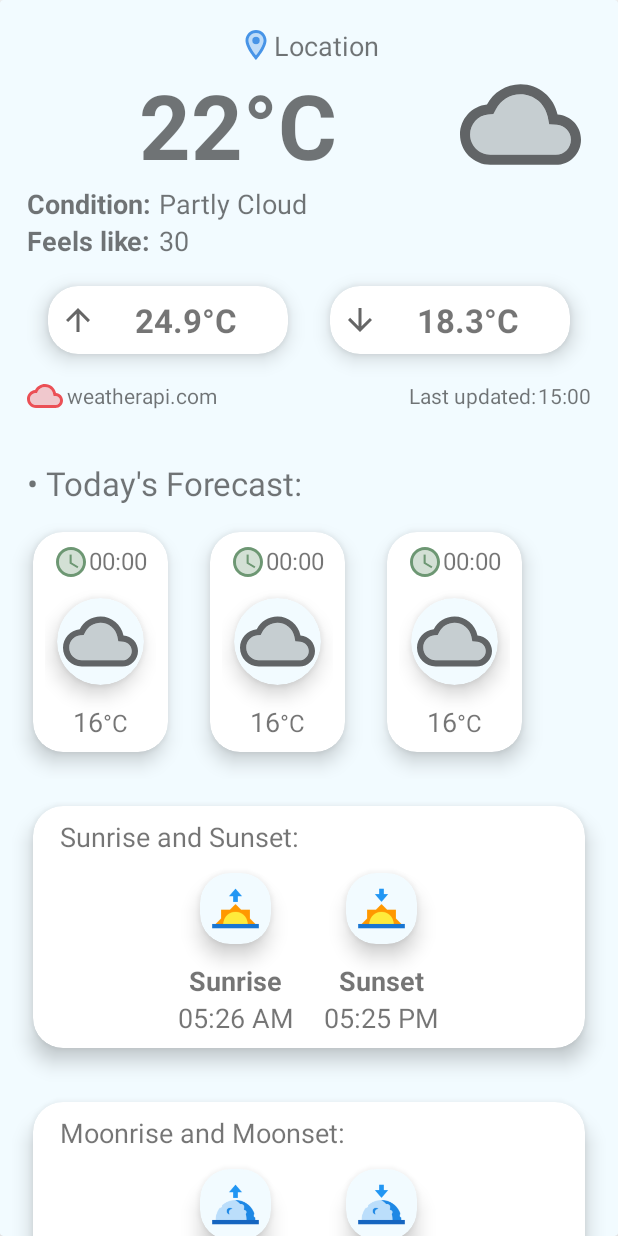
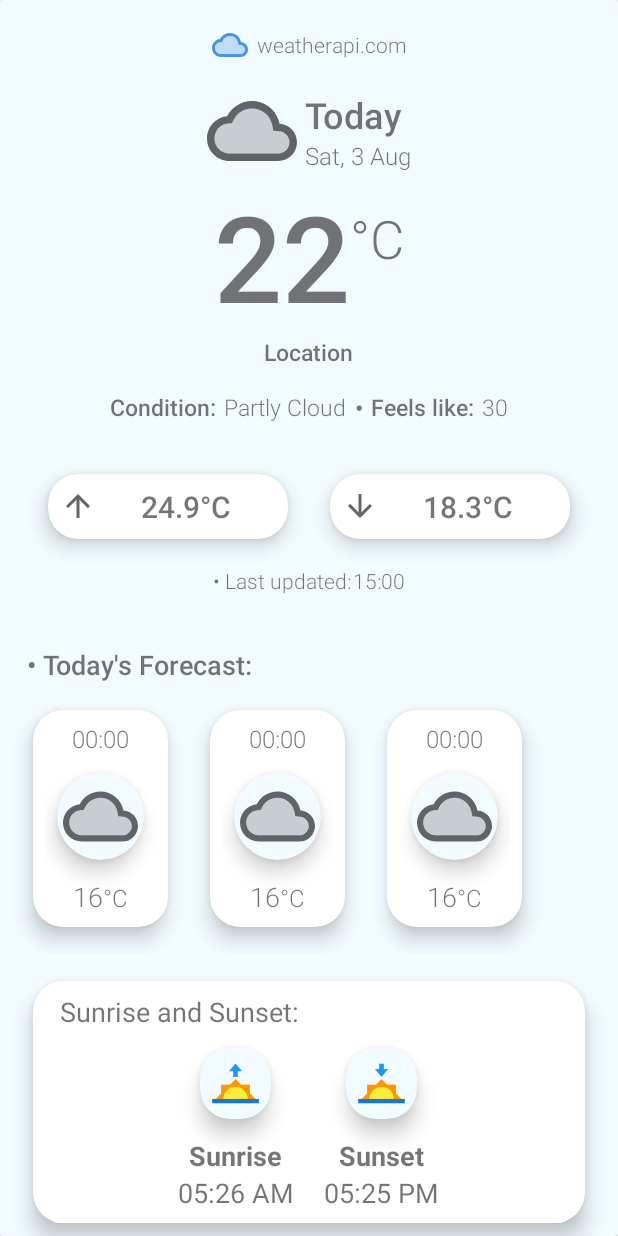
Before and after one commit to yordimontero/FoggyWeather, an Android app: the layout fragment_home.xml on its own in the app's theme, with its tools: preview values and no code run, on a phone screen of 412 x 824 dp. Run offline under Robolectric (Android 15) with nearby library versions, the phone set to English and light mode, and no system bars.

Commit message:
UI redesign.

```diff
--- a/app/src/main/java/com/circleappsstudio/foggyweather/core/uiutils/customdialogs/CustomDialogUtils.kt
+++ b/app/src/main/java/com/circleappsstudio/foggyweather/core/ui/customdialogs/CustomDialogUtils.kt
@@ -1,4 +1,4 @@
-package com.circleappsstudio.foggyweather.core.uiutils.customdialogs
+package com.circleappsstudio.foggyweather.core.ui.customdialogs
 
 import android.app.Activity
 import android.app.AlertDialog
--- a/app/src/main/res/layout/forecast_item_view.xml
+++ b/app/src/main/res/layout/forecast_item_view.xml
@@ -8,6 +8,7 @@
     android:orientation="horizontal">
 
     <androidx.cardview.widget.CardView
+        android:id="@+id/primary_card_view"
         android:layout_width="wrap_content"
         android:layout_height="wrap_content"
         style="@style/CustomDarkLightModeBackground"
@@ -27,12 +28,12 @@
                 android:id="@+id/txt_hour"
                 android:layout_width="wrap_content"
                 android:layout_height="wrap_content"
+                android:fontFamily="sans-serif-light"
                 tools:text="00:00"
-                android:textSize="16sp"
-                app:drawableStartCompat="@drawable/ic_hour"
-                android:drawableTint="@color/green"/>
+                android:textSize="16sp" />
 
             <androidx.cardview.widget.CardView
+                android:id="@+id/secondary_card_view"
                 android:layout_width="wrap_content"
                 android:layout_height="wrap_content"
                 style="@style/CustomDarkLightModeBackgroundLayout"
@@ -47,6 +48,7 @@
                     android:layout_height="50dp"
                     android:layout_gravity="center"
                     android:layout_margin="4dp"
+                    android:scaleType="centerCrop"
                     tools:src="@drawable/ic_cloud"
                     tools:tint="@color/black"/>
 
@@ -61,12 +63,15 @@
                     android:id="@+id/txt_temperature"
                     android:layout_width="wrap_content"
                     android:layout_height="wrap_content"
+                    android:fontFamily="sans-serif-light"
                     tools:text="16"
                     android:textSize="18sp" />
 
                 <TextView
+                    android:id="@+id/txt_grades"
                     android:layout_width="wrap_content"
                     android:layout_height="wrap_content"
+                    android:fontFamily="sans-serif-light"
                     android:text="°C"
                     android:textSize="16sp" />
 
--- a/app/src/main/res/layout/fragment_home.xml
+++ b/app/src/main/res/layout/fragment_home.xml
@@ -55,14 +55,102 @@
                     android:orientation="vertical"
                     android:padding="18dp">
 
+                    <LinearLayout
+                        android:layout_width="match_parent"
+                        android:layout_height="wrap_content"
+                        android:orientation="vertical"
+                        android:gravity="center">
+
+                        <TextView
+                            android:layout_width="wrap_content"
+                            android:layout_height="match_parent"
+                            android:fontFamily="sans-serif-light"
+                            android:gravity="center"
+                            android:text="weatherapi.com"
+                            android:textSize="14sp"
+                            app:drawableStartCompat="@drawable/ic_cloud"
+                            app:drawableTint="@color/light_blue"
+                            android:drawablePadding="5dp"
+                            android:layout_marginBottom="15dp"/>
+
+                        <LinearLayout
+                            android:layout_width="match_parent"
+                            android:layout_height="wrap_content"
+                            android:orientation="horizontal"
+                            android:gravity="center">
+
+                            <ImageView
+                                android:id="@+id/img_icon"
+                                android:layout_width="60dp"
+                                android:layout_height="60dp"
+                                tools:src="@drawable/ic_cloud"
+                                tools:tint="@color/black"
+                                android:scaleType="centerCrop"/>
+
+                            <LinearLayout
+                                android:layout_width="wrap_content"
+                                android:layout_height="wrap_content"
+                                android:orientation="vertical"
+                                android:layout_marginStart="5dp">
+
+                                <TextView
+                                    android:layout_width="wrap_content"
+                                    android:layout_height="wrap_content"
+                                    android:layout_gravity="start"
+                                    android:fontFamily="sans-serif-light"
+                                    android:text="Today"
+                                    android:textSize="24sp"
+                                    android:textStyle="bold" />
+
+                                <TextView
+                                    android:id="@+id/txt_current_date"
+                                    android:layout_width="wrap_content"
+                                    android:layout_height="wrap_content"
+                                    android:layout_gravity="center"
+                                    android:fontFamily="sans-serif-light"
+                                    android:textSize="16sp"
+                                    tools:text="Sat, 3 Aug" />
+
+                            </LinearLayout>
+
+                        </LinearLayout>
+
+                        <LinearLayout
+                            android:layout_width="match_parent"
+                            android:layout_height="wrap_content"
+                            android:orientation="horizontal"
+                            android:gravity="center">
+
+                            <TextView
+                                android:id="@+id/txt_temperature"
+                                android:layout_width="wrap_content"
+                                android:layout_height="match_parent"
+                                android:fontFamily="sans-serif-light"
+                                android:textSize="80sp"
+                                android:textStyle="bold"
+                                tools:text="22" />
+
+                            <TextView
+                                android:layout_width="wrap_content"
+                                android:layout_height="match_parent"
+                                android:fontFamily="sans-serif-light"
+                                android:textSize="35sp"
+                                android:text="°C"
+                                android:gravity="top"
+                                android:layout_marginTop="12dp"/>
+
+                        </LinearLayout>
+
+                    </LinearLayout>
+
                     <TextView
                         android:id="@+id/txt_location"
                         android:layout_width="wrap_content"
                         android:layout_height="wrap_content"
+                        android:fontFamily="sans-serif-light"
+                        android:textStyle="bold"
                         android:layout_gravity="center"
-                        android:textSize="18sp"
-                        app:drawableStartCompat="@drawable/ic_location"
-                        app:drawableTint="@color/light_blue"
+                        android:textSize="15sp"
                         tools:text="Location" />
 
                     <LinearLayout
@@ -109,39 +197,18 @@
                     <LinearLayout
                         android:layout_width="match_parent"
                         android:layout_height="wrap_content"
-                        android:orientation="horizontal">
-
-                        <TextView
-                            android:id="@+id/txt_temperature"
-                            android:layout_width="0dp"
-                            android:layout_height="wrap_content"
-                            android:layout_weight="3"
-                            android:gravity="center"
-                            android:textSize="60sp"
-                            android:textStyle="bold"
-                            tools:text="22°C" />
-
-                        <ImageView
-                            android:id="@+id/img_icon"
-                            android:layout_width="0dp"
-                            android:layout_height="match_parent"
-                            android:layout_weight="1"
-                            tools:src="@drawable/ic_cloud"
-                            tools:tint="@color/black" />
-
-                    </LinearLayout>
-
-                    <LinearLayout
-                        android:layout_width="match_parent"
-                        android:layout_height="wrap_content"
-                        android:orientation="horizontal">
+                        android:orientation="horizontal"
+                        android:gravity="center"
+                        android:layout_marginTop="15dp"
+                        android:layout_marginBottom="15dp">
 
                         <TextView
                             android:id="@+id/textView2"
                             android:layout_width="wrap_content"
                             android:layout_height="wrap_content"
+                            android:fontFamily="sans-serif-light"
                             android:text="Condition:"
-                            android:textSize="18sp"
+                            android:textSize="15sp"
                             android:textStyle="bold" />
 
                         <TextView
@@ -149,22 +216,27 @@
                             android:layout_width="wrap_content"
                             android:layout_height="wrap_content"
                             android:layout_marginStart="5dp"
-                            android:textSize="18sp"
+                            android:fontFamily="sans-serif-light"
+                            android:textSize="15sp"
                             tools:text="Partly Cloud" />
 
-                    </LinearLayout>
-
-                    <LinearLayout
-                        android:layout_width="match_parent"
-                        android:layout_height="wrap_content"
-                        android:orientation="horizontal">
+                        <TextView
+                            android:layout_width="wrap_content"
+                            android:layout_height="wrap_content"
+                            android:fontFamily="sans-serif-light"
+                            android:text="•"
+                            android:textSize="16sp"
+                            android:textStyle="bold"
+                            android:layout_marginStart="5dp"
+                            android:layout_marginEnd="5dp"/>
 
                         <TextView
                             android:id="@+id/textView3"
                             android:layout_width="wrap_content"
                             android:layout_height="wrap_content"
+                            android:fontFamily="sans-serif-light"
                             android:text="Feels like:"
-                            android:textSize="18sp"
+                            android:textSize="15sp"
                             android:textStyle="bold"
                             app:layout_constraintStart_toStartOf="@+id/linearlayout1"
                             app:layout_constraintTop_toBottomOf="@+id/linearlayout1" />
@@ -173,8 +245,9 @@
                             android:id="@+id/txt_feels_like"
                             android:layout_width="wrap_content"
                             android:layout_height="wrap_content"
+                            android:fontFamily="sans-serif-light"
                             android:layout_marginStart="5dp"
-                            android:textSize="18sp"
+                            android:textSize="15sp"
                             tools:text="30" />
 
                     </LinearLayout>
@@ -198,9 +271,10 @@
                                 android:id="@+id/txt_max_temp"
                                 android:layout_width="match_parent"
                                 android:layout_height="wrap_content"
+                                android:fontFamily="sans-serif-light"
                                 android:gravity="center"
                                 android:padding="8dp"
-                                android:textSize="22sp"
+                                android:textSize="20sp"
                                 android:textStyle="bold"
                                 app:drawableStartCompat="@drawable/ic_max"
                                 tools:text="24.9°C" />
@@ -221,9 +295,10 @@
                                 android:id="@+id/txt_min_temp"
                                 android:layout_width="match_parent"
                                 android:layout_height="wrap_content"
+                                android:fontFamily="sans-serif-light"
                                 android:gravity="center"
                                 android:padding="8dp"
-                                android:textSize="22sp"
+                                android:textSize="20sp"
                                 android:textStyle="bold"
                                 app:drawableStartCompat="@drawable/ic_min"
                                 tools:text="18.3°C" />
@@ -237,27 +312,17 @@
                         android:layout_height="wrap_content"
                         android:orientation="horizontal">
 
-                        <TextView
-                            android:layout_width="wrap_content"
-                            android:layout_height="match_parent"
-                            android:gravity="center"
-                            android:text="weatherapi.com"
-                            android:textSize="14sp"
-                            app:drawableStartCompat="@drawable/ic_cloud"
-                            app:drawableTint="@color/red"
-                            android:drawablePadding="2dp"/>
-
                         <LinearLayout
                             android:layout_width="match_parent"
                             android:layout_height="wrap_content"
-                            android:gravity="end"
-                            android:orientation="horizontal">
+                            android:orientation="horizontal"
+                            android:gravity="center">
 
                             <TextView
-                                android:id="@+id/textView8"
                                 android:layout_width="wrap_content"
                                 android:layout_height="match_parent"
-                                android:text="Last updated:"
+                                android:fontFamily="sans-serif-light"
+                                android:text="• Last updated:"
                                 android:gravity="center"
                                 android:textSize="14sp" />
 
@@ -265,6 +330,7 @@
                                 android:id="@+id/txt_last_update"
                                 android:layout_width="wrap_content"
                                 android:layout_height="match_parent"
+                                android:fontFamily="sans-serif-light"
                                 android:gravity="center"
                                 android:layout_marginStart="1dp"
                                 android:textSize="14sp"
@@ -290,9 +356,11 @@
                         <TextView
                             android:layout_width="wrap_content"
                             android:layout_height="wrap_content"
+                            android:fontFamily="sans-serif-light"
                             android:layout_marginStart="10dp"
                             android:text="• Today's Forecast:"
-                            android:textSize="22sp"
+                            android:textStyle="bold"
+                            android:textSize="18sp"
                             android:layout_marginTop="8dp"/>
 
                         <androidx.recyclerview.widget.RecyclerView
--- a/app/src/main/res/values/colors.xml
+++ b/app/src/main/res/values/colors.xml
@@ -17,5 +17,6 @@
     <color name="secondary_dark_mode">#181818</color>
     <color name="dark_blue">#10103A</color>
     <color name="light_blue">#4794E7</color>
+    <color name="lavender">#DEEAF7</color>
 
 </resources>
```
Also changed, not shown: app/src/main/java/com/circleappsstudio/foggyweather/core/time/TimeUtils.kt (renamed from app/src/main/java/com/circleappsstudio/foggyweather/core/time/Utils.kt, +10 -0 lines), app/src/main/java/com/circleappsstudio/foggyweather/core/ui/UIUtils.kt (added, +135 -0 lines), app/src/main/java/com/circleappsstudio/foggyweather/ui/home/HomeFragment.kt (+11 -4 lines), app/src/main/java/com/circleappsstudio/foggyweather/ui/home/adapter/ForecastByHourAdapter.kt (+14 -1 lines).
